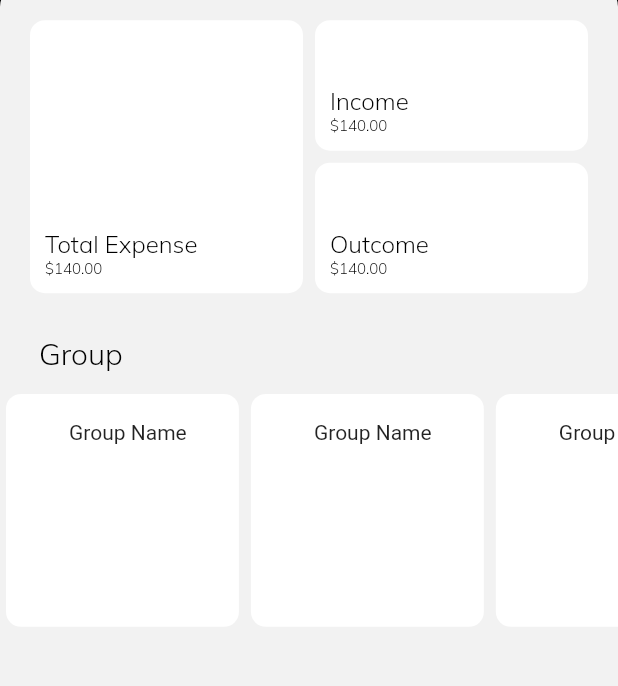
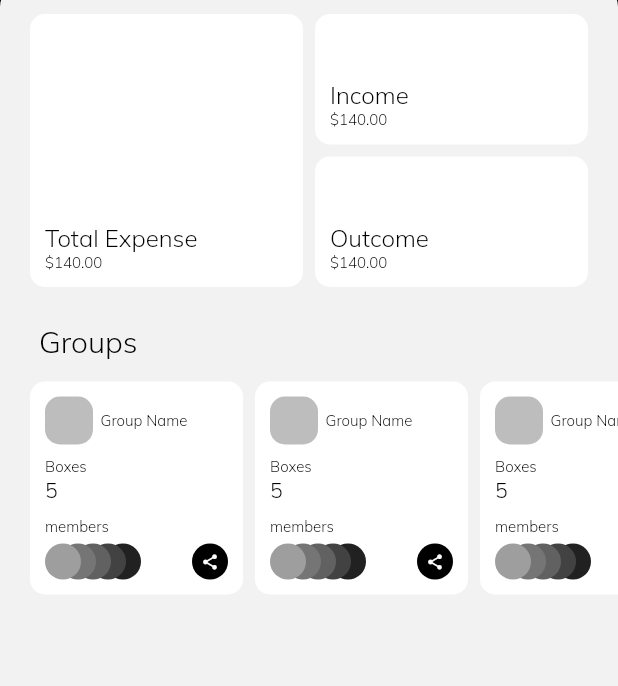
Before and after one commit to aliazimoshan/dongi, a Flutter app: the HomePage screen opened directly, on a phone screen of 412 x 824 dp, the part 97-783 px from its top. Run offline on Flutter 3.47's test engine with Material 2 defaults, Android fonts, the light colour scheme and no system bars; our stand-ins replace flutter_svg, hooks_riverpod.

Commit message:
remove expanded and add sized instead

```diff
--- a/lib/app/home/home_widget.dart
+++ b/lib/app/home/home_widget.dart
@@ -4,9 +4,7 @@ import '../../widgets/card/card.dart';
 
 class HomeWidget {
   Widget expenseSummery() {
-    return Expanded(
-      flex: 2,
-      child: Padding(
+    return Padding(
       padding: const EdgeInsets.fromLTRB(16, 0, 16, 0),
       child: Row(
         children: [
@@ -23,7 +21,6 @@ class HomeWidget {
             ),
           )
         ],
-        ),
       ),
     );
   }
@@ -101,14 +98,11 @@ class HomeWidget {
   }
 
   recentGroup() {
-    return Expanded(
-      flex: 2,
-      child: Column(
+    return Column(
       children: [
         _groupTitle(),
         _groupCardLists(),
       ],
-      ),
     );
   }
 
@@ -118,7 +112,7 @@ class HomeWidget {
       child: Row(
         children: [
           Text(
-            "Group",
+            "Groups",
             style: FontConfig.h6(),
           ),
         ],
@@ -127,38 +121,151 @@ class HomeWidget {
   }
 
   _groupCardLists() {
-    return Expanded(
+    return SizedBox(
+      height: 150,
       child: ListView(
         scrollDirection: Axis.horizontal,
         children: [
+          const SizedBox(width: 16),
           _groupCard(),
           _groupCard(),
           _groupCard(),
+          _moreCircle(),
         ],
       ),
     );
   }
 
   _groupCard() {
+    boxCount() {
+      return Column(
+        crossAxisAlignment: CrossAxisAlignment.start,
+        children: [
+          Text(
+            "Boxes",
+            style: FontConfig.overline().copyWith(
+              fontWeight: FontWeight.w400,
+            ),
+          ),
+          Text(
+            "5",
+            style: FontConfig.body2(),
+          ),
+        ],
+      );
+    }
+
+    memberRow() {
+      circleBox(Color color, {IconData? icon}) {
+        return Container(
+          width: 24,
+          height: 24,
+          decoration: BoxDecoration(
+            shape: BoxShape.circle,
+            color: color,
+          ),
+          child: Icon(
+            icon,
+            color: Colors.white,
+            size: 12,
+          ),
+        );
+      }
+
+      return Column(
+        crossAxisAlignment: CrossAxisAlignment.start,
+        children: [
+          Text(
+            "members",
+            style: FontConfig.overline().copyWith(
+              fontWeight: FontWeight.w400,
+            ),
+          ),
+          const SizedBox(height: 5),
+          Row(
+            children: [
+              Expanded(
+                child: Stack(
+                  children: [
+                    Positioned(
+                      left: 40,
+                      child: circleBox(Colors.grey.shade900),
+                    ),
+                    Positioned(
+                      left: 30,
+                      child: circleBox(Colors.grey.shade800),
+                    ),
+                    Positioned(
+                      left: 20,
+                      child: circleBox(Colors.grey.shade700),
+                    ),
+                    Positioned(
+                      left: 10,
+                      child: circleBox(Colors.grey.shade600),
+                    ),
+                    circleBox(Colors.grey.shade500),
+                  ],
+                ),
+              ),
+              circleBox(Colors.black, icon: Icons.share)
+            ],
+          )
+        ],
+      );
+    }
+
     return CardWidget(
       child: AspectRatio(
         aspectRatio: 1,
         child: Column(
+          mainAxisAlignment: MainAxisAlignment.spaceBetween,
+          crossAxisAlignment: CrossAxisAlignment.start,
           children: [
+            //group name widget
             Row(
               children: [
                 Container(
-                decoration: const BoxDecoration(
-                  borderRadius: BorderRadius.all(Radius.circular(10)),
-                ),
                   width: 32,
                   height: 32,
+                  decoration: BoxDecoration(
+                    color: Colors.grey.shade400,
+                    borderRadius: const BorderRadius.all(
+                      Radius.circular(10),
                     ),
-              Text("Group Name")
-            ],
+                  ),
+                ),
+                const SizedBox(width: 5),
+                Text(
+                  "Group Name",
+                  style: FontConfig.overline().copyWith(
+                    fontWeight: FontWeight.w400,
+                  ),
                 )
               ],
             ),
-    ));
+            //box count
+            boxCount(),
+            //member row
+            memberRow(),
+          ],
+        ),
+      ),
+    );
+  }
+
+  _moreCircle() {
+    return Container(
+      width: 48,
+      height: 48,
+      margin: const EdgeInsets.fromLTRB(10, 0, 16, 0),
+      decoration: const BoxDecoration(
+        color: Colors.black,
+        shape: BoxShape.circle,
+      ),
+      child: const Icon(
+        Icons.arrow_forward,
+        color: Colors.white,
+      ),
+    );
   }
 }
```
Lines whose indentation alone changed are shown as unchanged.
